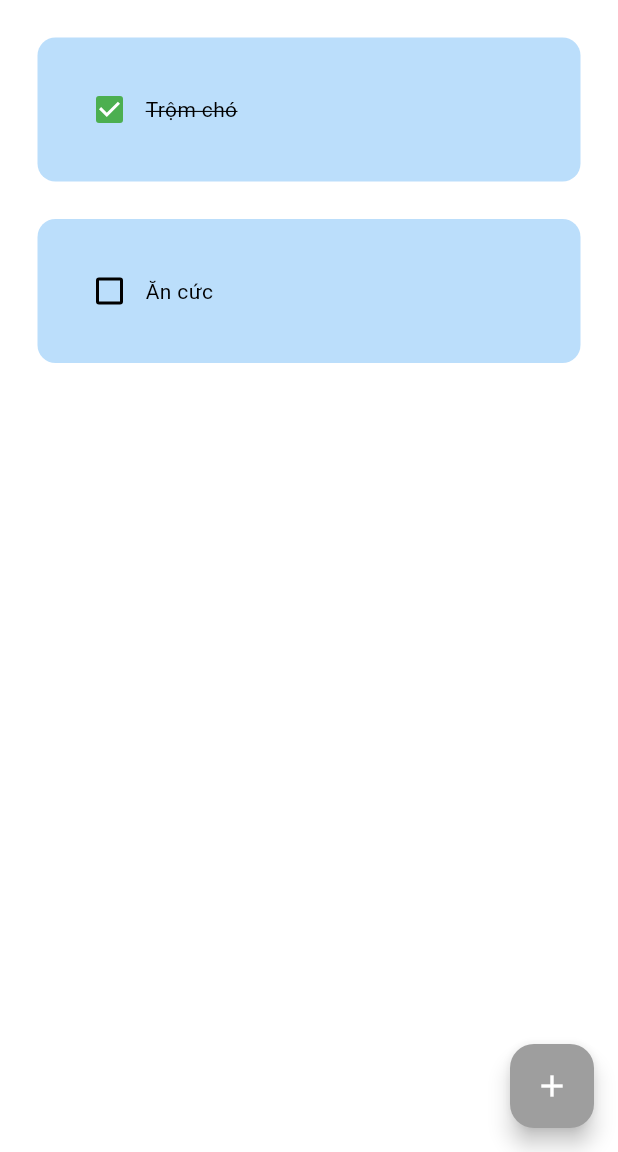
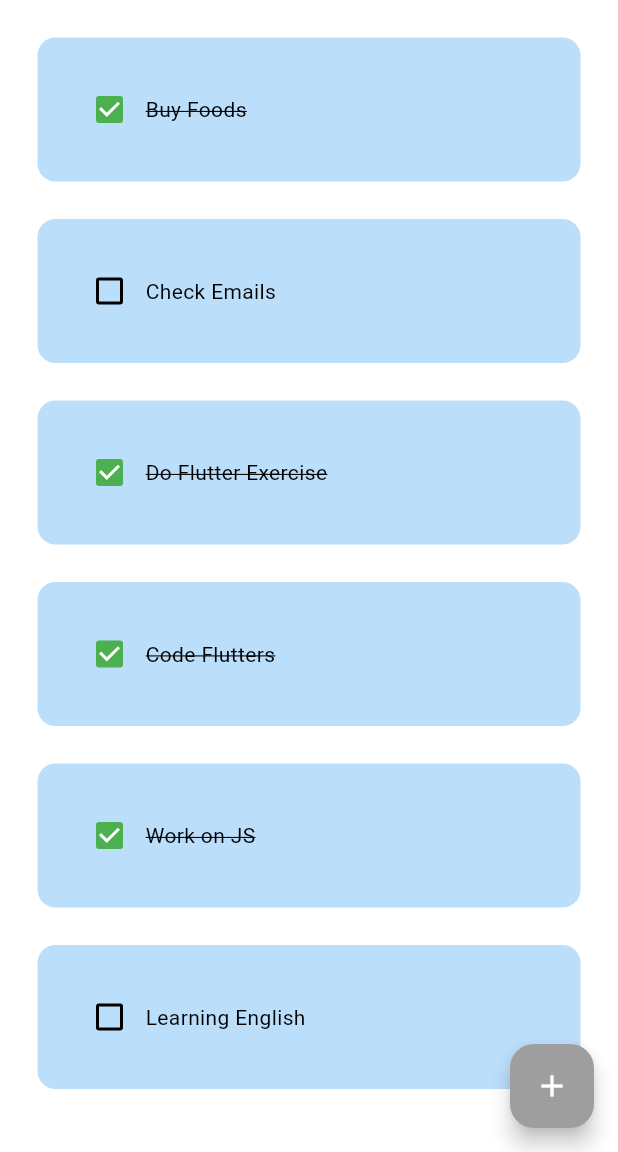
Before and after one commit to mandexonla/FlutterLast, a Flutter app: the HomePage screen opened directly, on a phone screen of 412 x 824 dp, the part 84-1236 px from its top. Run offline on Flutter 3.47's test engine with Material 3 defaults, Android fonts, the phone set to English and light mode, and no system bars; drawn by our look-alikes of flutter_slidable; our stand-ins replace flutter_heatmap_calendar, hive_flutter, percent_indicator; accounts and stored records are empty.

Commit message:
write by Man

```diff
--- a/lib/controllers/user.dart
+++ b/lib/controllers/user.dart
@@ -1,9 +1,9 @@
 class Authen {
   static String username = 'admin';
-  static String password = '123456';
+  static String password = '1';
 }
 
 class User {
   static String username = 'admin';
-  static String password = '123456';
+  static String password = '1';
 }
--- a/lib/data/database.dart
+++ b/lib/data/database.dart
@@ -7,8 +7,12 @@ class ToDoDatabase {
 // chay cai nay neu day la lan dau tien mo app
   void createInintData() {
     toDoList = [
-      ["Trộm chó", true],
-      ["Ăn cức", false],
+      ["Buy Foods", true],
+      ["Check Emails", false],
+      ["Do Flutter Exercise", true],
+      ["Code Flutters", true],
+      ["Work on JS", true],
+      ["Learning English", false],
     ];
   }
 
@@ -16,6 +20,7 @@ class ToDoDatabase {
   void loadData() {
     toDoList = _myBox.get("TODOLIST");
   }
+
 // update database
   void updateData() {
     _myBox.put("TODOLIST", toDoList);
--- a/pubspec.yaml
+++ b/pubspec.yaml
@@ -37,6 +37,7 @@ dependencies:
   # The following adds the Cupertino Icons font to your application.
   # Use with the CupertinoIcons class for iOS style icons.
   cupertino_icons: ^1.0.2
+  shared_preferences: ^2.2.3
   percent_indicator: ^4.2.3
   flutter_heatmap_calendar: ^1.0.5
   flutter_slidable: ^1.2.0
```
Also changed, not shown: pubspec.lock, 2 other files.
